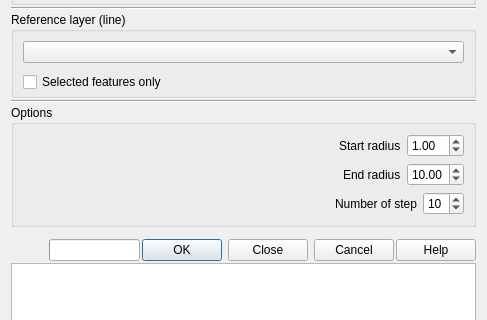
Old version of the form bos_dialog_base.ui in the repository havatv/qgisbostaskplugin; both pictures show x 0 to 487 and y 287 to 607 of the 487 by 865 pixel window.
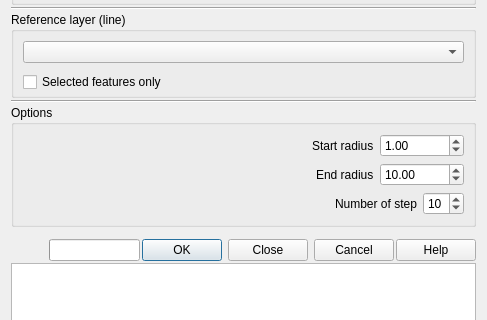
New version of the form.

The edit to the form file:
```diff
--- a/bos_dialog_base.ui
+++ b/bos_dialog_base.ui
@@ -155,6 +155,12 @@
           </item>
           <item>
            <widget class="QDoubleSpinBox" name="startRadiusSB">
+            <property name="minimum">
+             <double>0.000000000000000</double>
+            </property>
+            <property name="maximum">
+             <double>999999999999999.000000000000000</double>
+            </property>
             <property name="value">
              <double>1.000000000000000</double>
             </property>
@@ -186,6 +192,12 @@
           </item>
           <item>
            <widget class="QDoubleSpinBox" name="endRadiusSB">
+            <property name="minimum">
+             <double>0.000000000000000</double>
+            </property>
+            <property name="maximum">
+             <double>9999999999.000000000000000</double>
+            </property>
             <property name="value">
              <double>10.000000000000000</double>
             </property>
```
